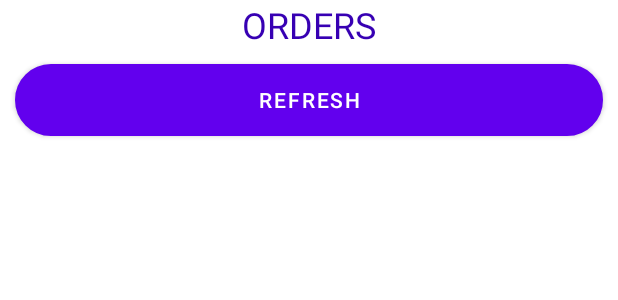
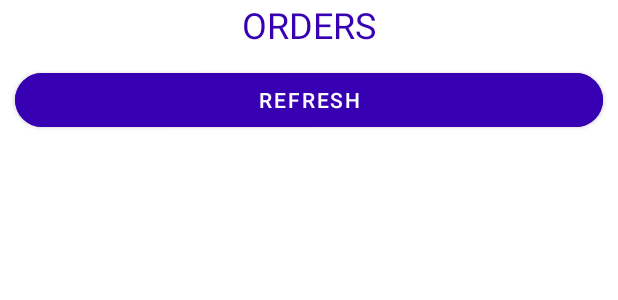
Before and after one commit to TVT21KMO-R3-mobiiliProjekti/Pay-n-drink-waiter, an Android app: the layout activity_main.xml on its own in the app's theme, with its tools: preview values and no code run, on a phone screen of 412 x 824 dp. Shown: the top 300 px of the screen. Run offline under Robolectric (Android 15) with nearby library versions, the phone set to English and light mode, and no system bars.

Commit message:
lisaa ui saatoa

```diff
--- a/app/src/main/res/layout/activity_main.xml
+++ b/app/src/main/res/layout/activity_main.xml
@@ -25,7 +25,8 @@
             android:layout_width="match_parent"
             android:layout_height="wrap_content"
             android:text="REFRESH"
-            android:background="@drawable/rounded"
+            android:backgroundTint="@color/purple_700"
+            app:cornerRadius="100dp"
             android:layout_margin="10dp"/>
 
         <androidx.recyclerview.widget.RecyclerView
```
